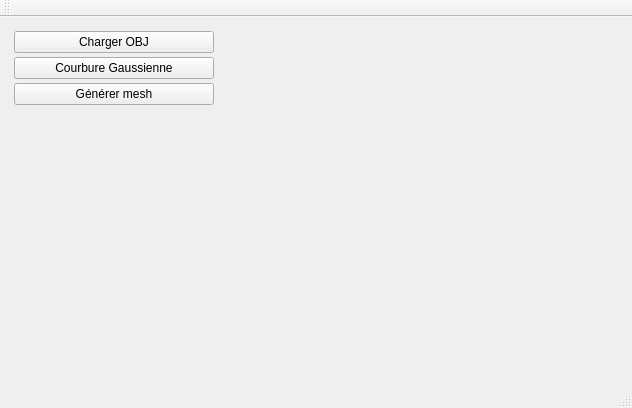
Qt form mainwindow.ui (L-Fenrisulfr/Courbures_discretes_continues) before a commit.
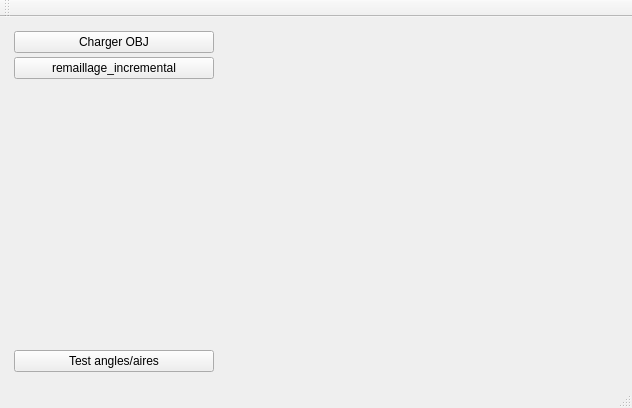
The same form after that commit. Custom widgets are drawn as their Qt base class.

```diff
--- a/mainwindow.ui
+++ b/mainwindow.ui
@@ -61,14 +61,7 @@
        <item>
         <widget class="QPushButton" name="pushButton_K">
          <property name="text">
-          <string>Courbure Gaussienne</string>
-         </property>
-        </widget>
-       </item>
-       <item>
-        <widget class="QPushButton" name="pushButton_generer">
-         <property name="text">
-          <string>Générer mesh</string>
+          <string>remaillage_incremental</string>
          </property>
         </widget>
        </item>
@@ -85,6 +78,13 @@
          </property>
         </spacer>
        </item>
+       <item>
+        <widget class="QPushButton" name="pushButton_angleArea">
+         <property name="text">
+          <string>Test angles/aires</string>
+         </property>
+        </widget>
+       </item>
       </layout>
      </widget>
     </item>
```
Left out of the diff: 2 changed lines with no effect on the pictures.
